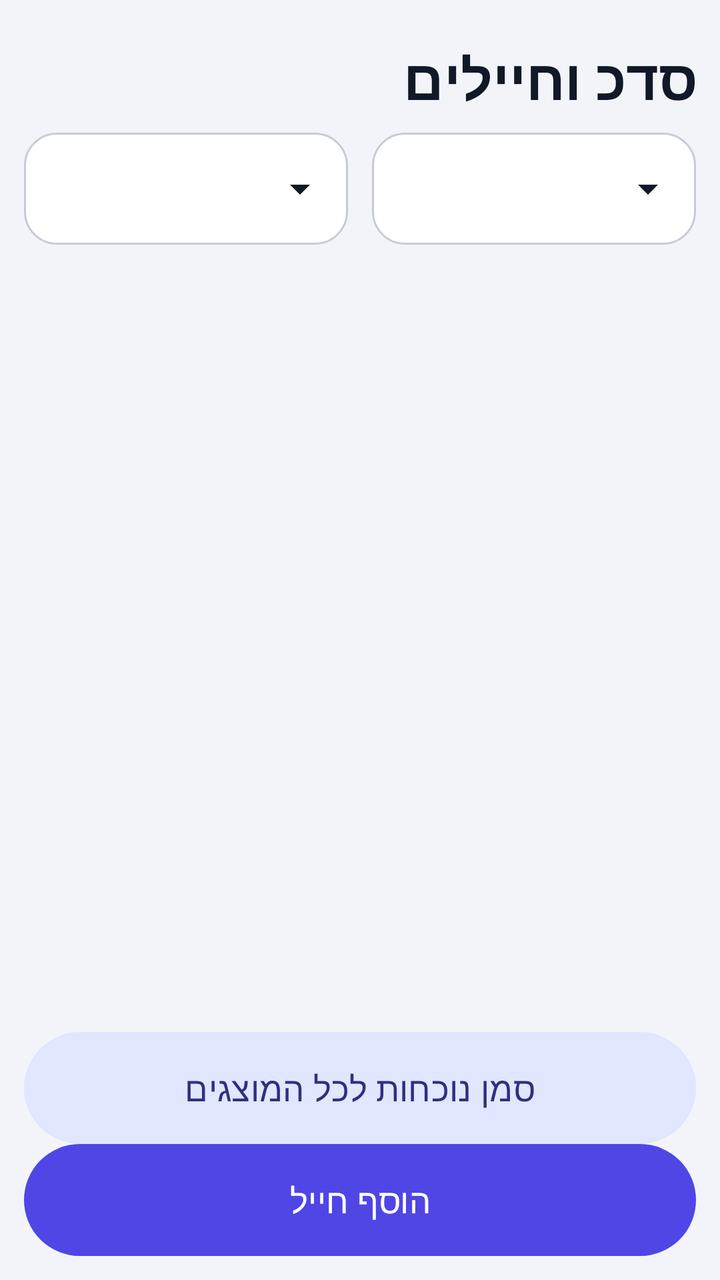
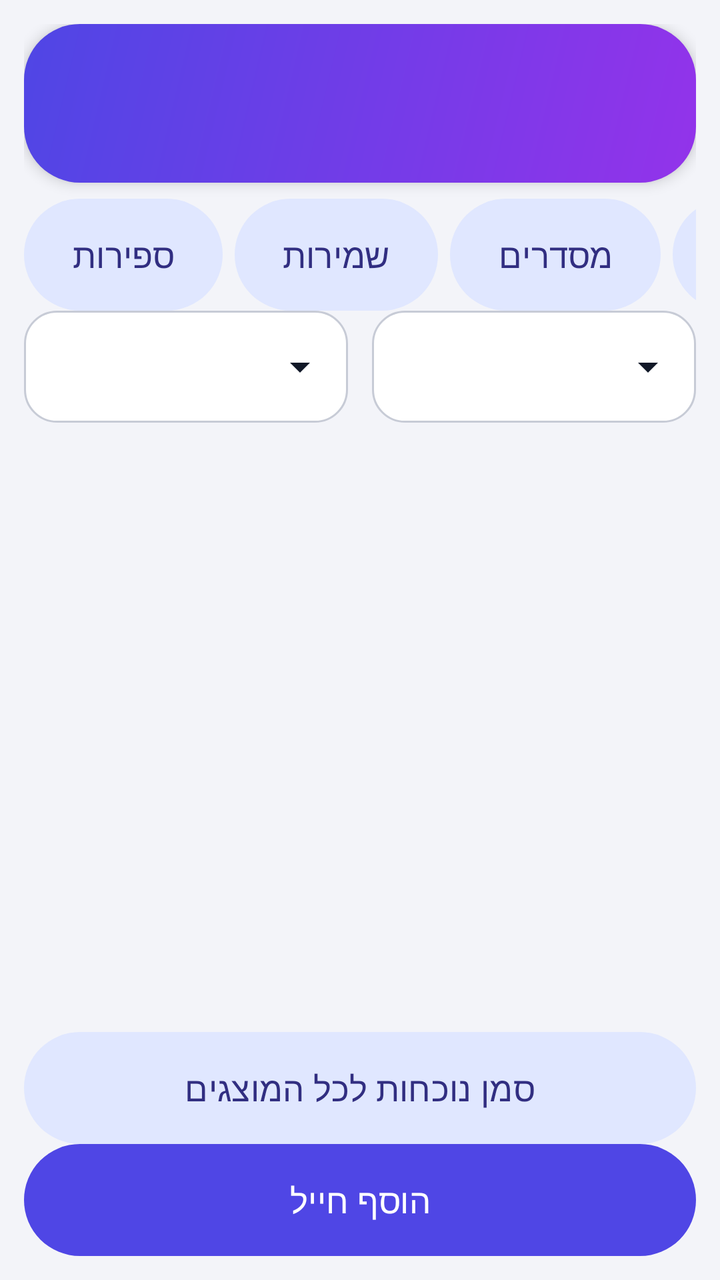

Screens rendered from an Android XML layout before and after an edit, with the pre-edit source and the edit as a unified diff.
<!-- AndroidManifest.xml: application theme Theme.Hakshev -->
<!-- res/layout/activity_roster.xml -->
<?xml version="1.0" encoding="utf-8"?>
<LinearLayout xmlns:android="http://schemas.android.com/apk/res/android"
    android:layout_width="match_parent"
    android:layout_height="match_parent"
    android:orientation="vertical"
    android:padding="12dp">

    <TextView
        style="@style/HkTitle"
        android:layout_width="match_parent"
        android:layout_height="wrap_content"
        android:text="@string/nav_roster" />

    <LinearLayout
        android:layout_width="match_parent"
        android:layout_height="wrap_content"
        android:orientation="horizontal">

        <Spinner style="@style/HkSpinner"
            android:id="@+id/spSquad"
            android:layout_width="0dp"
            android:layout_height="56dp"
            android:layout_marginEnd="6dp"
            android:layout_weight="1" />

        <Spinner style="@style/HkSpinner"
            android:id="@+id/spStatus"
            android:layout_width="0dp"
            android:layout_height="56dp"
            android:layout_marginStart="6dp"
            android:layout_weight="1" />
    </LinearLayout>

    <TextView
        android:id="@+id/tvCount"
        style="@style/HkBody"
        android:layout_width="match_parent"
        android:layout_height="wrap_content"
        android:textSize="15sp" />

    <androidx.recyclerview.widget.RecyclerView
        android:id="@+id/list"
        android:layout_width="match_parent"
        android:layout_height="0dp"
        android:layout_weight="1" />

    <com.google.android.material.button.MaterialButton
        android:id="@+id/btnBulkPresent"
        style="@style/HkButtonOutlined"
        android:layout_width="match_parent"
        android:layout_height="wrap_content"
        android:text="@string/bulk_present" />

    <com.google.android.material.button.MaterialButton
        android:id="@+id/btnAdd"
        style="@style/HkButton"
        android:layout_width="match_parent"
        android:layout_height="wrap_content"
        android:text="@string/add_soldier" />
</LinearLayout>
<!-- resources referenced by this layout -->
<resources>
  <string name="add_soldier">הוסף חייל</string>
  <string name="bulk_present">סמן נוכחות לכל המוצגים</string>
  <string name="nav_roster">סד"כ וחיילים</string>
  <style name="HkBody" parent="">
          <item name="android:textSize">18sp</item>
          <item name="android:textColor">?attr/colorOnBackground</item>
      </style>
  <style name="HkButton" parent="Widget.Material3.Button">
          <item name="android:minHeight">56dp</item>
          <item name="android:textSize">17sp</item>
          <item name="android:textAllCaps">false</item>
          <item name="android:fontFamily">sans-serif-medium</item>
          <item name="android:insetTop">0dp</item>
          <item name="android:insetBottom">0dp</item>
          <item name="cornerRadius">28dp</item>
      </style>
  <style name="HkButtonOutlined" parent="Widget.Material3.Button.TonalButton">
          <item name="android:minHeight">56dp</item>
          <item name="android:textSize">17sp</item>
          <item name="android:textAllCaps">false</item>
          <item name="android:fontFamily">sans-serif-medium</item>
          <item name="android:insetTop">0dp</item>
          <item name="android:insetBottom">0dp</item>
          <item name="cornerRadius">28dp</item>
      </style>
  <style name="HkSpinner" parent="Widget.AppCompat.Spinner">
          <item name="android:background">@drawable/bg_spinner</item>
          <item name="android:paddingStart">16dp</item>
          <item name="android:paddingEnd">44dp</item>
      </style>
  <style name="HkTitle" parent="">
          <item name="android:textSize">28sp</item>
          <item name="android:textStyle">bold</item>
          <item name="android:fontFamily">sans-serif-medium</item>
          <item name="android:textColor">?attr/colorOnBackground</item>
          <item name="android:paddingTop">8dp</item>
          <item name="android:paddingBottom">8dp</item>
      </style>
  <color name="hk_primary">#4F46E5</color>
  <color name="hk_on_primary">#FFFFFF</color>
  <color name="hk_container">#E0E7FF</color>
  <color name="hk_on_container">#312E81</color>
  <color name="hk_bg">#F3F4F9</color>
  <color name="hk_surface">#FFFFFF</color>
  <color name="hk_text">#111827</color>
  <color name="hk_muted">#4B5563</color>
  <color name="hk_outline">#C7CBD6</color>
  <color name="hk_alert">#DC2626</color>
  <!-- drawable ic_arrow_down (drawable) -->
  <?xml version="1.0" encoding="utf-8"?>
  <vector xmlns:android="http://schemas.android.com/apk/res/android"
      android:width="24dp"
      android:height="24dp"
      android:viewportWidth="24"
      android:viewportHeight="24">
      <path
          android:fillColor="@color/hk_text"
          android:pathData="M7,10l5,5 5,-5z" />
  </vector>
  <!-- unchanged entries left out for length: 2 -->
</resources>

<!-- the commit's change to res/layout/activity_roster.xml (unified diff, before → after) -->
@@ -5,11 +5,92 @@
     android:orientation="vertical"
     android:padding="12dp">
 
+    
+    <LinearLayout
+        android:id="@+id/headerMain"
+        android:layout_width="match_parent"
+        android:layout_height="wrap_content"
+        android:background="@drawable/bg_hero"
+        android:elevation="4dp"
+        android:orientation="vertical"
+        android:padding="16dp">
+
+        <TextView
+            android:id="@+id/tvGreeting"
+            android:layout_width="match_parent"
+            android:layout_height="wrap_content"
+            android:fontFamily="sans-serif-medium"
+            android:textColor="#FFFFFF"
+            android:textSize="20sp" />
+
+        <TextView
+            android:id="@+id/tvPresent"
+            android:layout_width="match_parent"
+            android:layout_height="wrap_content"
+            android:textColor="#D9FFFFFF"
+            android:textSize="15sp" />
+    </LinearLayout>
+
+    <HorizontalScrollView
+        android:id="@+id/navRow"
+        android:layout_width="match_parent"
+        android:layout_height="wrap_content"
+        android:layout_marginTop="8dp"
+        android:scrollbars="none">
+
+        <LinearLayout
+            android:layout_width="wrap_content"
+            android:layout_height="wrap_content"
+            android:orientation="horizontal">
+
+            <com.google.android.material.button.MaterialButton
+                android:id="@+id/btnCounters"
+                style="@style/HkButtonOutlined"
+                android:layout_width="wrap_content"
+                android:layout_height="wrap_content"
+                android:layout_marginEnd="6dp"
+                android:text="@string/tile_counters" />
+
+            <com.google.android.material.button.MaterialButton
+                android:id="@+id/btnDuties"
+                style="@style/HkButtonOutlined"
+                android:layout_width="wrap_content"
+                android:layout_height="wrap_content"
+                android:layout_marginEnd="6dp"
+                android:text="@string/tile_duties" />
+
+            <com.google.android.material.button.MaterialButton
+                android:id="@+id/btnInspections"
+                style="@style/HkButtonOutlined"
+                android:layout_width="wrap_content"
+                android:layout_height="wrap_content"
+                android:layout_marginEnd="6dp"
+                android:text="@string/tile_inspections" />
+
+            <com.google.android.material.button.MaterialButton
+                android:id="@+id/btnOverview"
+                style="@style/HkButtonOutlined"
+                android:layout_width="wrap_content"
+                android:layout_height="wrap_content"
+                android:layout_marginEnd="6dp"
+                android:text="@string/nav_overview" />
+
+            <com.google.android.material.button.MaterialButton
+                android:id="@+id/btnSettings"
+                style="@style/HkButtonOutlined"
+                android:layout_width="wrap_content"
+                android:layout_height="wrap_content"
+                android:text="@string/tile_settings" />
+        </LinearLayout>
+    </HorizontalScrollView>
+
     <TextView
+        android:id="@+id/titleEdit"
         style="@style/HkTitle"
         android:layout_width="match_parent"
         android:layout_height="wrap_content"
-        android:text="@string/nav_roster" />
+        android:text="@string/nav_edit_soldiers"
+        android:visibility="gone" />
 
     <LinearLayout
         android:layout_width="match_parent"
<!-- resource entries referenced after the edit -->
@@ -1,8 +1,24 @@
 <!-- resources referenced by this layout -->
 <resources>
+  <!-- drawable bg_hero (drawable) -->
+  <?xml version="1.0" encoding="utf-8"?>
+  <shape xmlns:android="http://schemas.android.com/apk/res/android"
+      android:shape="rectangle">
+      <gradient
+          android:angle="315"
+          android:endColor="@color/hk_hero_end"
+          android:startColor="@color/hk_hero_start"
+          android:type="linear" />
+      <corners android:radius="28dp" />
+  </shape>
   <string name="add_soldier">הוסף חייל</string>
   <string name="bulk_present">סמן נוכחות לכל המוצגים</string>
-  <string name="nav_roster">סד"כ וחיילים</string>
+  <string name="nav_edit_soldiers">עריכת נתוני חיילים</string>
+  <string name="nav_overview">סקירה</string>
+  <string name="tile_counters">ספירות</string>
+  <string name="tile_duties">שמירות</string>
+  <string name="tile_inspections">מסדרים</string>
+  <string name="tile_settings">הגדרות</string>
   <style name="HkBody" parent="">
           <item name="android:textSize">18sp</item>
           <item name="android:textColor">?attr/colorOnBackground</item>
@@ -38,6 +54,8 @@
           <item name="android:paddingTop">8dp</item>
           <item name="android:paddingBottom">8dp</item>
       </style>
+  <color name="hk_hero_end">#9333EA</color>
+  <color name="hk_hero_start">#4F46E5</color>
   <color name="hk_primary">#4F46E5</color>
   <color name="hk_on_primary">#FFFFFF</color>
   <color name="hk_container">#E0E7FF</color>
